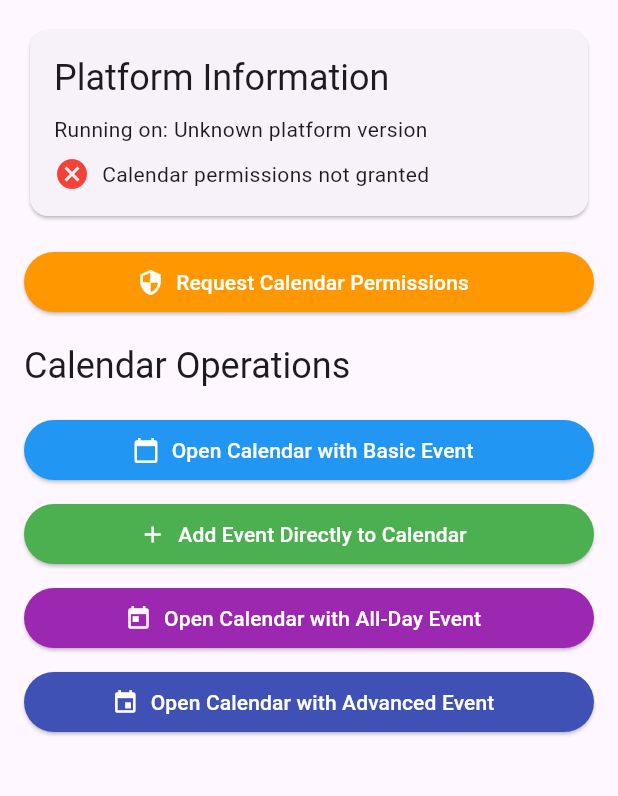
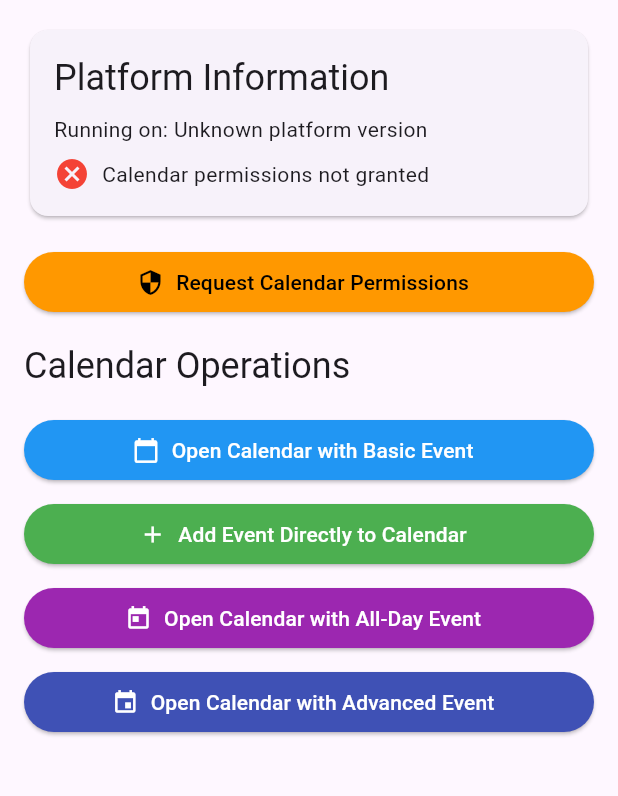
Before and after one commit to Dovire/flutter_native_calendar, a Flutter app: the screen it shows after launch, on a phone screen of 412 x 824 dp, the part 84-880 px from its top. Run offline on Flutter 3.47's test engine with Material 3 defaults, Android fonts, the phone set to English and light mode, and no system bars; our stand-ins replace plugin_platform_interface.

Commit message:
fix(ui): update button icon colors for better visibility

```diff
--- a/example/lib/main.dart
+++ b/example/lib/main.dart
@@ -234,11 +234,11 @@ class _MyAppState extends State<MyApp> {
               if (!_hasPermissions)
                 ElevatedButton.icon(
                   onPressed: _requestPermissions,
-                  icon: const Icon(Icons.security),
+                  icon: const Icon(Icons.security, color: Colors.black),
                   label: const Text('Request Calendar Permissions'),
                   style: ElevatedButton.styleFrom(
                     backgroundColor: Colors.orange,
-                    foregroundColor: Colors.white,
+                    foregroundColor: Colors.black,
                   ),
                 ),
 
@@ -252,7 +252,7 @@ class _MyAppState extends State<MyApp> {
 
               ElevatedButton.icon(
                 onPressed: _openCalendarWithBasicEvent,
-                icon: const Icon(Icons.calendar_today),
+                icon: const Icon(Icons.calendar_today, color: Colors.white),
                 label: const Text('Open Calendar with Basic Event'),
                 style: ElevatedButton.styleFrom(
                   backgroundColor: Colors.blue,
@@ -263,7 +263,7 @@ class _MyAppState extends State<MyApp> {
 
               ElevatedButton.icon(
                 onPressed: _addEventToCalendar,
-                icon: const Icon(Icons.add),
+                icon: const Icon(Icons.add, color: Colors.white,),
                 label: const Text('Add Event Directly to Calendar'),
                 style: ElevatedButton.styleFrom(
                   backgroundColor: Colors.green,
@@ -274,7 +274,7 @@ class _MyAppState extends State<MyApp> {
 
               ElevatedButton.icon(
                 onPressed: _openAllDayEvent,
-                icon: const Icon(Icons.today),
+                icon: const Icon(Icons.today, color: Colors.white,),
                 label: const Text('Open Calendar with All-Day Event'),
                 style: ElevatedButton.styleFrom(
                   backgroundColor: Colors.purple,
@@ -285,7 +285,7 @@ class _MyAppState extends State<MyApp> {
 
               ElevatedButton.icon(
                 onPressed: _openAdvancedEvent,
-                icon: const Icon(Icons.event),
+                icon: const Icon(Icons.event, color: Colors.white,),
                 label: const Text('Open Calendar with Advanced Event'),
                 style: ElevatedButton.styleFrom(
                   backgroundColor: Colors.indigo,
```
